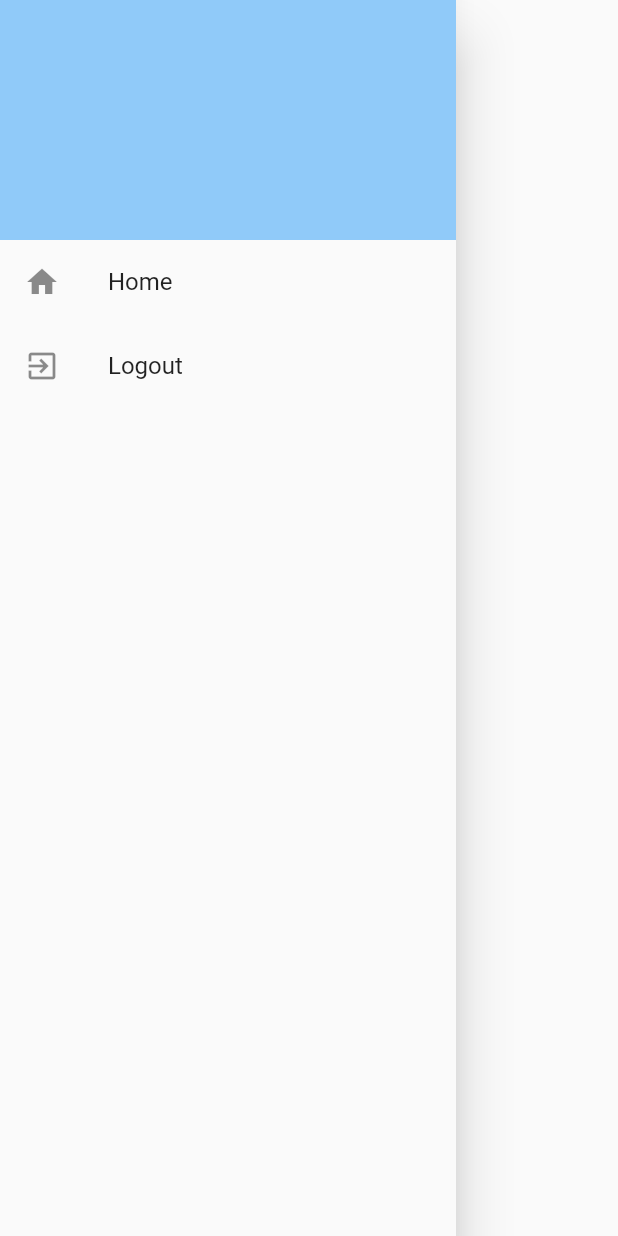
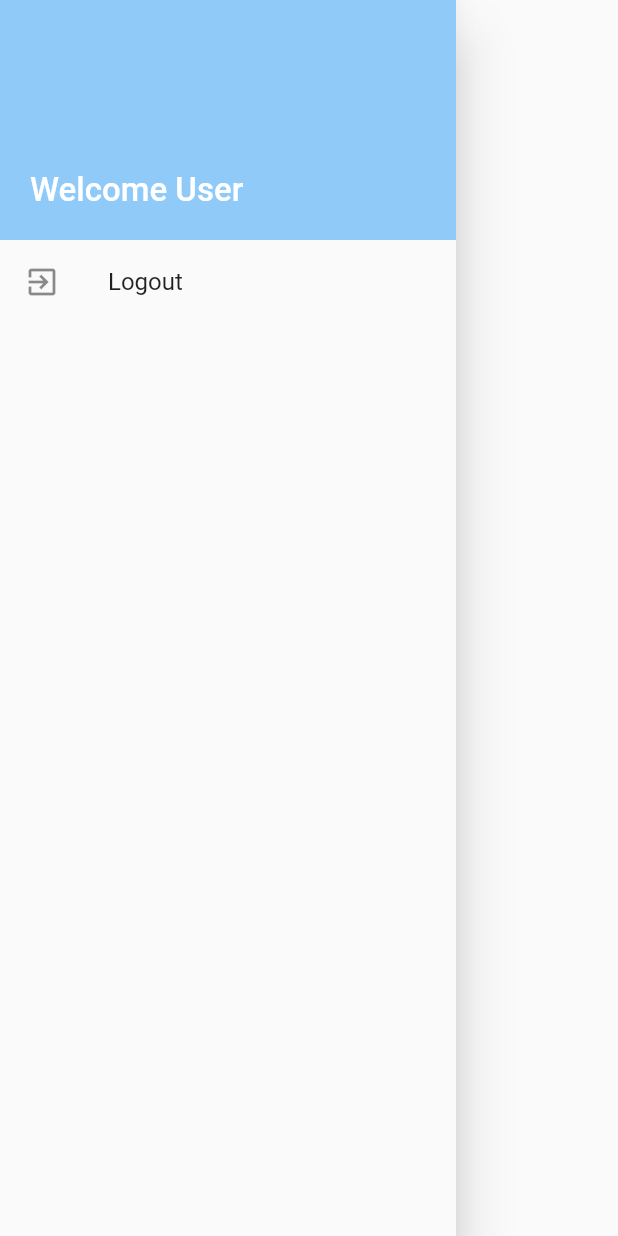
Before and after one commit to alphaNewrex/face_attendence, a Flutter app: the AppDrawer widget shown alone on an empty page, opened directly, on a phone screen of 412 x 824 dp. Run offline on Flutter 3.47's test engine with Material 2 defaults, Android fonts, the phone set to English and light mode, and no system bars; our stand-ins replace cloud_firestore, csv, firebase_auth, firebase_core, firebase_storage, fluttertoast and 4 more; missing offline and left inert: dart:ffi, external_path, flutterfire_ui; accounts and stored records are empty.

Commit message:
fixed drawer

```diff
--- a/lib/widgets/app_drawer.dart
+++ b/lib/widgets/app_drawer.dart
@@ -18,20 +18,13 @@ class AppDrawer extends StatelessWidget {
             padding: EdgeInsets.all(20),
             alignment: Alignment.bottomLeft,
             child: Text(
-              name as String,
+              'Welcome User',
               style: TextStyle(
                 fontWeight: FontWeight.w500,
                 fontSize: 22,
                 color: Colors.white,
               ),
             ),
-          ),
-          ListTile(
-            leading: Icon(Icons.home),
-            title: Text('Home'),
-            onTap: () {
-              Navigator.of(context).pushNamed('/home');
-            },
           ),
           ListTile(
             leading: Icon(Icons.exit_to_app),
```
